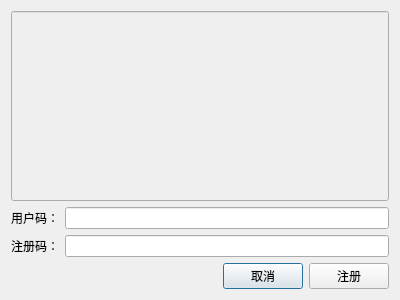
Above: manual/registerdialog.ui from yasb001/manual before the change. Below: the same form after it.
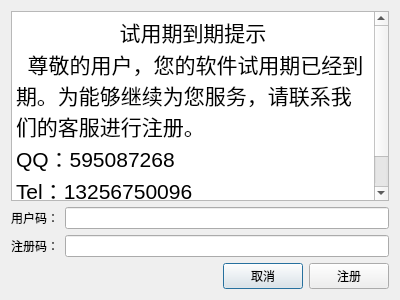
That is the form after the change.

Commit message: 增加注册

```diff
--- a/manual/registerdialog.ui
+++ b/manual/registerdialog.ui
@@ -15,18 +15,20 @@
   </property>
   <layout class="QVBoxLayout" name="verticalLayout">
    <item>
-    <widget class="QLineEdit" name="lineEdit_mainContaint">
-     <property name="enabled">
-      <bool>false</bool>
+    <widget class="QTextBrowser" name="textBrowser">
+     <property name="html">
+      <string>&lt;!DOCTYPE HTML PUBLIC &quot;-//W3C//DTD HTML 4.0//EN&quot; &quot;http://www.w3.org/TR/REC-html40/strict.dtd&quot;&gt;
+&lt;html&gt;&lt;head&gt;&lt;meta name=&quot;qrichtext&quot; content=&quot;1&quot; /&gt;&lt;style type=&quot;text/css&quot;&gt;
+p, li { white-space: pre-wrap; }
+&lt;/style&gt;&lt;/head&gt;&lt;body style=&quot; font-family:'SimSun'; font-size:9pt; font-weight:400; font-style:normal;&quot;&gt;
+&lt;p align=&quot;center&quot; style=&quot; margin-top:0px; margin-bottom:0px; margin-left:0px; margin-right:0px; -qt-block-indent:0; text-indent:0px;&quot;&gt;&lt;span style=&quot; font-size:16pt;&quot;&gt;试用期到期提示&lt;/span&gt;&lt;/p&gt;
+&lt;p style=&quot; margin-top:0px; margin-bottom:0px; margin-left:0px; margin-right:0px; -qt-block-indent:0; text-indent:0px;&quot;&gt;&lt;span style=&quot; font-size:16pt;&quot;&gt;  尊敬的用户，您的软件试用期已经到期。为能够继续为您服务，请联系我们的客服进行注册。&lt;/span&gt;&lt;/p&gt;
+&lt;p style=&quot; margin-top:0px; margin-bottom:0px; margin-left:0px; margin-right:0px; -qt-block-indent:0; text-indent:0px;&quot;&gt;&lt;span style=&quot; font-size:16pt;&quot;&gt;QQ：595087268&lt;/span&gt;&lt;/p&gt;
+&lt;p style=&quot; margin-top:0px; margin-bottom:0px; margin-left:0px; margin-right:0px; -qt-block-indent:0; text-indent:0px;&quot;&gt;&lt;span style=&quot; font-size:16pt;&quot;&gt;Tel：13256750096&lt;/span&gt;&lt;/p&gt;
+&lt;p style=&quot; margin-top:0px; margin-bottom:0px; margin-left:0px; margin-right:0px; -qt-block-indent:0; text-indent:0px;&quot;&gt;&lt;span style=&quot; font-size:16pt;&quot;&gt;                         谢谢&lt;/span&gt;&lt;/p&gt;&lt;/body&gt;&lt;/html&gt;</string>
      </property>
-     <property name="sizePolicy">
-      <sizepolicy hsizetype="Expanding" vsizetype="Expanding">
-       <horstretch>0</horstretch>
-       <verstretch>0</verstretch>
-      </sizepolicy>
-     </property>
-     <property name="readOnly">
-      <bool>true</bool>
+     <property name="placeholderText">
+      <string/>
      </property>
     </widget>
    </item>
```
The commit also changes 6 other files.
